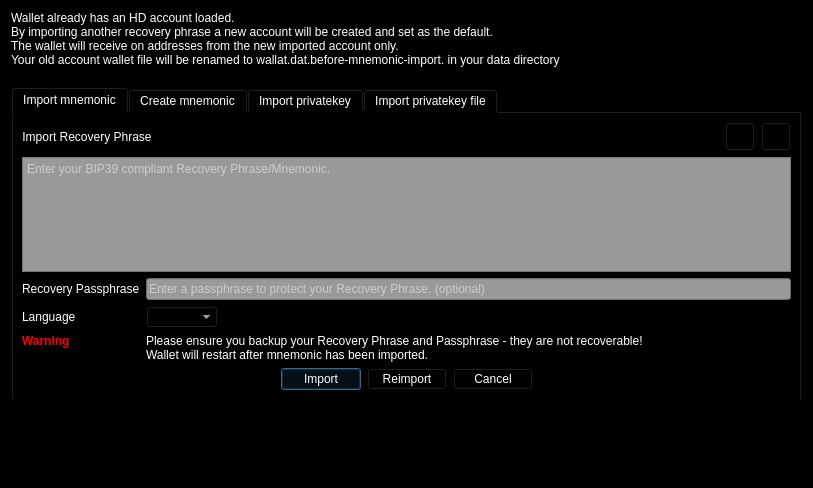
This is src/qt/forms/mnemonicdialog.ui in Zero-Dynamics/cash-core as Qt 5 draws it before an edit. The edited form follows.
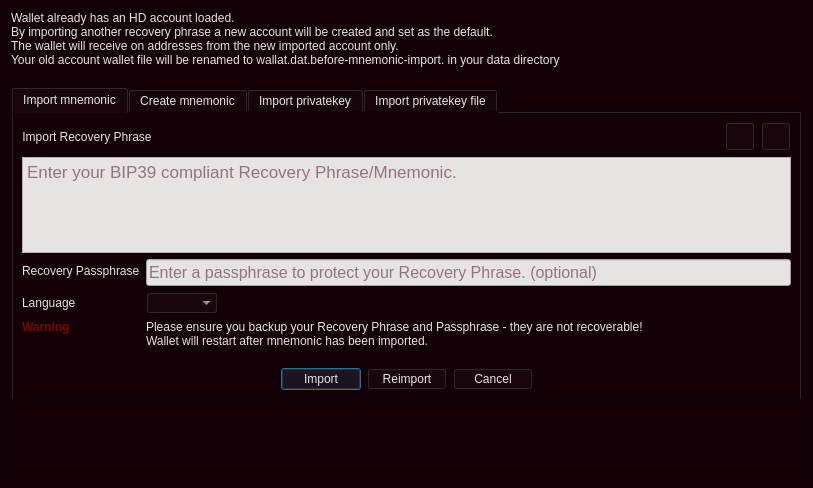
This is the edited form. Icons and pictures are not drawn.

```diff
--- a/src/qt/forms/mnemonicdialog.ui
+++ b/src/qt/forms/mnemonicdialog.ui
@@ -14,197 +14,23 @@
    <string>Import – recovery phrase/private key</string>
   </property>
   <property name="styleSheet">
-   <string notr="true">background-color: rgb(0, 0, 0);
-color: rgb(255, 255, 255);</string>
+   <string notr="true">background-color: rgb(18, 0, 6); color: rgb(229, 228, 226);</string>
   </property>
   <layout class="QGridLayout" name="gridLayout">
-   <item row="2" column="0">
-    <widget class="QTextBrowser" name="textBrowser">
-     <property name="palette">
-      <palette>
-       <active>
-        <colorrole role="WindowText">
-         <brush brushstyle="SolidPattern">
-          <color alpha="255">
-           <red>255</red>
-           <green>255</green>
-           <blue>255</blue>
-          </color>
-         </brush>
-        </colorrole>
-        <colorrole role="Button">
-         <brush brushstyle="SolidPattern">
-          <color alpha="255">
-           <red>0</red>
-           <green>0</green>
-           <blue>0</blue>
-          </color>
-         </brush>
-        </colorrole>
-        <colorrole role="Text">
-         <brush brushstyle="SolidPattern">
-          <color alpha="255">
-           <red>255</red>
-           <green>255</green>
-           <blue>255</blue>
-          </color>
-         </brush>
-        </colorrole>
-        <colorrole role="ButtonText">
-         <brush brushstyle="SolidPattern">
-          <color alpha="255">
-           <red>255</red>
-           <green>255</green>
-           <blue>255</blue>
-          </color>
-         </brush>
-        </colorrole>
-        <colorrole role="Base">
-         <brush brushstyle="SolidPattern">
-          <color alpha="255">
-           <red>0</red>
-           <green>0</green>
-           <blue>0</blue>
-          </color>
-         </brush>
-        </colorrole>
-        <colorrole role="Window">
-         <brush brushstyle="SolidPattern">
-          <color alpha="255">
-           <red>0</red>
-           <green>0</green>
-           <blue>0</blue>
-          </color>
-         </brush>
-        </colorrole>
-       </active>
-       <inactive>
-        <colorrole role="WindowText">
-         <brush brushstyle="SolidPattern">
-          <color alpha="255">
-           <red>255</red>
-           <green>255</green>
-           <blue>255</blue>
-          </color>
-         </brush>
-        </colorrole>
-        <colorrole role="Button">
-         <brush brushstyle="SolidPattern">
-          <color alpha="255">
-           <red>0</red>
-           <green>0</green>
-           <blue>0</blue>
-          </color>
-         </brush>
-        </colorrole>
-        <colorrole role="Text">
-         <brush brushstyle="SolidPattern">
-          <color alpha="255">
-           <red>255</red>
-           <green>255</green>
-           <blue>255</blue>
-          </color>
-         </brush>
-        </colorrole>
-        <colorrole role="ButtonText">
-         <brush brushstyle="SolidPattern">
-          <color alpha="255">
-           <red>255</red>
-           <green>255</green>
-           <blue>255</blue>
-          </color>
-         </brush>
-        </colorrole>
-        <colorrole role="Base">
-         <brush brushstyle="SolidPattern">
-          <color alpha="255">
-           <red>0</red>
-           <green>0</green>
-           <blue>0</blue>
-          </color>
-         </brush>
-        </colorrole>
-        <colorrole role="Window">
-         <brush brushstyle="SolidPattern">
-          <color alpha="255">
-           <red>0</red>
-           <green>0</green>
-           <blue>0</blue>
-          </color>
-         </brush>
-        </colorrole>
-       </inactive>
-       <disabled>
-        <colorrole role="WindowText">
-         <brush brushstyle="SolidPattern">
-          <color alpha="255">
-           <red>255</red>
-           <green>255</green>
-           <blue>255</blue>
-          </color>
-         </brush>
-        </colorrole>
-        <colorrole role="Button">
-         <brush brushstyle="SolidPattern">
-          <color alpha="255">
-           <red>0</red>
-           <green>0</green>
-           <blue>0</blue>
-          </color>
-         </brush>
-        </colorrole>
-        <colorrole role="Text">
-         <brush brushstyle="SolidPattern">
-          <color alpha="255">
-           <red>255</red>
-           <green>255</green>
-           <blue>255</blue>
-          </color>
-         </brush>
-        </colorrole>
-        <colorrole role="ButtonText">
-         <brush brushstyle="SolidPattern">
-          <color alpha="255">
-           <red>255</red>
-           <green>255</green>
-           <blue>255</blue>
-          </color>
-         </brush>
-        </colorrole>
-        <colorrole role="Base">
-         <brush brushstyle="SolidPattern">
-          <color alpha="255">
-           <red>0</red>
-           <green>0</green>
-           <blue>0</blue>
-          </color>
-         </brush>
-        </colorrole>
-        <colorrole role="Window">
-         <brush brushstyle="SolidPattern">
-          <color alpha="255">
-           <red>0</red>
-           <green>0</green>
-           <blue>0</blue>
-          </color>
-         </brush>
-        </colorrole>
-       </disabled>
-      </palette>
+   <item row="0" column="0">
+    <widget class="QLabel" name="label_12">
+     <property name="text">
+      <string>Wallet already has an HD account loaded.
+By importing another recovery phrase a new account will be created and set as the default.
+The wallet will receive on addresses from the new imported account only.
+Your old account wallet file will be renamed to wallat.dat.before-mnemonic-import.&lt;isodate&gt; in your data directory
+      </string>
      </property>
-     <property name="styleSheet">
-      <string notr="true">background-color: rgb(0, 0, 0);
-color: rgb(255, 255, 255);</string>
+     <property name="textFormat">
+      <enum>Qt::AutoText</enum>
      </property>
-     <property name="sizeAdjustPolicy">
-      <enum>QAbstractScrollArea::AdjustToContents</enum>
-     </property>
-     <property name="html">
-      <string>&lt;!DOCTYPE HTML PUBLIC &quot;-//W3C//DTD HTML 4.0//EN&quot; &quot;http://www.w3.org/TR/REC-html40/strict.dtd&quot;&gt;
-&lt;html&gt;&lt;head&gt;&lt;meta name=&quot;qrichtext&quot; content=&quot;1&quot; /&gt;&lt;style type=&quot;text/css&quot;&gt;
-p, li { white-space: pre-wrap; }
-&lt;/style&gt;&lt;/head&gt;&lt;body style=&quot; font-family:'Ubuntu'; font-size:11pt; font-weight:400; font-style:normal;&quot;&gt;
-&lt;p style=&quot;-qt-paragraph-type:empty; margin-top:0px; margin-bottom:0px; margin-left:0px; margin-right:0px; -qt-block-indent:0; text-indent:0px; font-family:'.SF NS Text'; font-size:13pt;&quot;&gt;&lt;br /&gt;&lt;/p&gt;&lt;/body&gt;&lt;/html&gt;</string>
+     <property name="wordWrap">
+      <bool>true</bool>
      </property>
     </widget>
    </item>
@@ -293,7 +119,7 @@
          <item>
           <widget class="QTextEdit" name="mnemonicEdit">
            <property name="styleSheet">
-            <string notr="true">background-color: #999999;</string>
+            <string notr="true">background-color: #e5e4e2; color: #440128; font-size: 13pt;</string>
            </property>
            <property name="placeholderText">
             <string>Enter your BIP39 compliant Recovery Phrase/Mnemonic.</string>
@@ -312,7 +138,7 @@
            <item row="0" column="1">
             <widget class="QLineEdit" name="lineEditPassPhrase">
              <property name="styleSheet">
-              <string notr="true">background-color: #999999;</string>
+              <string notr="true">background-color: #e5e4e2; color: #440128; font-size: 12pt;</string>
              </property>
              <property name="placeholderText">
               <string>Enter a passphrase to protect your Recovery Phrase. (optional)</string>
@@ -339,8 +165,7 @@
            <item row="2" column="0">
             <widget class="QLabel" name="labelWarning">
              <property name="styleSheet">
-              <string notr="true">color: red;
-font-weight: bold;</string>
+              <string notr="true">color: #800000; font-weight: bold;</string>
              </property>
              <property name="text">
               <string>Warning</string>
@@ -354,7 +179,8 @@
             <widget class="QLabel" name="label_8">
              <property name="text">
               <string>Please ensure you backup your Recovery Phrase and Passphrase - they are not recoverable!
-Wallet will restart after mnemonic has been imported.</string>
+Wallet will restart after mnemonic has been imported.
+              </string>
              </property>
             </widget>
            </item>
@@ -513,7 +339,7 @@
          <item>
           <widget class="QTextEdit" name="textEditNewRecoveryPhrase">
            <property name="styleSheet">
-            <string notr="true">background-color: #999999;</string>
+            <string notr="true">background-color: #e5e4e2; color: #440128; font-size: 13pt;</string>
            </property>
           </widget>
          </item>
@@ -668,11 +494,8 @@
          </item>
          <item>
           <widget class="QLineEdit" name="privatekeyEdit">
-           <property name="sizePolicy">
-            <sizepolicy hsizetype="Expanding" vsizetype="Expanding">
-             <horstretch>0</horstretch>
-             <verstretch>0</verstretch>
-            </sizepolicy>
+           <property name="styleSheet">
+            <string notr="true">background-color: #e5e4e2; color: #440128; font-size: 12pt;</string>
            </property>
            <property name="alignment">
             <set>Qt::AlignLeading|Qt::AlignLeft|Qt::AlignTop</set>
@@ -796,7 +619,11 @@
          <item>
           <layout class="QHBoxLayout" name="horizontalLayout_7">
            <item>
-            <widget class="QLineEdit" name="fileEdit"/>
+            <widget class="QLineEdit" name="fileEdit">
+             <property name="styleSheet">
+              <string notr="true">background-color: #e5e4e2; color: #440128; font-size: 12pt;</string>
+             </property>
+             </widget>
            </item>
            <item>
             <widget class="QPushButton" name="fileButton">
@@ -812,10 +639,10 @@
              <property name="icon">
               <iconset resource="../cash.qrc">
                <normaloff>:/icons/drk/browse</normaloff>:/icons/drk/browse</iconset>
-             </property>
-            </widget>
-           </item>
-          </layout>
+              </property>
+             </widget>
+            </item>
+           </layout>
          </item>
          <item>
           <widget class="QLabel" name="label_5">
@@ -905,20 +732,21 @@
      </widget>
     </widget>
    </item>
-   <item row="0" column="0">
-    <widget class="QLabel" name="label_12">
-     <property name="text">
-      <string>Wallet already has an HD account loaded.
-By importing another recovery phrase a new account will be created and set as the default.
-The wallet will receive on addresses from the new imported account only.
-Your old account wallet file will be renamed to wallat.dat.before-mnemonic-import.&lt;isodate&gt; in your data directory
-</string>
+   <item row="2" column="0">
+    <widget class="QTextBrowser" name="textBrowser">
+     <property name="styleSheet">
+      <string notr="true">background-color: rgb(18, 0, 6); color: rgb(229, 228, 226);</string>
      </property>
-     <property name="textFormat">
-      <enum>Qt::AutoText</enum>
+     <property name="sizeAdjustPolicy">
+      <enum>QAbstractScrollArea::AdjustToContents</enum>
      </property>
-     <property name="wordWrap">
-      <bool>true</bool>
+     <property name="html">
+      <string>&lt;!DOCTYPE HTML PUBLIC &quot;-//W3C//DTD HTML 4.0//EN&quot; &quot;http://www.w3.org/TR/REC-html40/strict.dtd&quot;&gt;
+              &lt;html&gt;&lt;head&gt;&lt;meta name=&quot;qrichtext&quot; content=&quot;1&quot; /&gt;&lt;style type=&quot;text/css&quot;&gt;
+              p, li { white-space: pre-wrap; }
+              &lt;/style&gt;&lt;/head&gt;&lt;body style=&quot; font-family:'Ubuntu'; font-size:11pt; font-weight:400; font-style:normal;&quot;&gt;
+              &lt;p style=&quot;-qt-paragraph-type:empty; margin-top:0px; margin-bottom:0px; margin-left:0px; margin-right:0px; -qt-block-indent:0; text-indent:0px; font-family:'.SF NS Text'; font-size:13pt;&quot;&gt;&lt;br /&gt;&lt;/p&gt;&lt;/body&gt;&lt;/html&gt;
+      </string>
      </property>
     </widget>
    </item>
```
